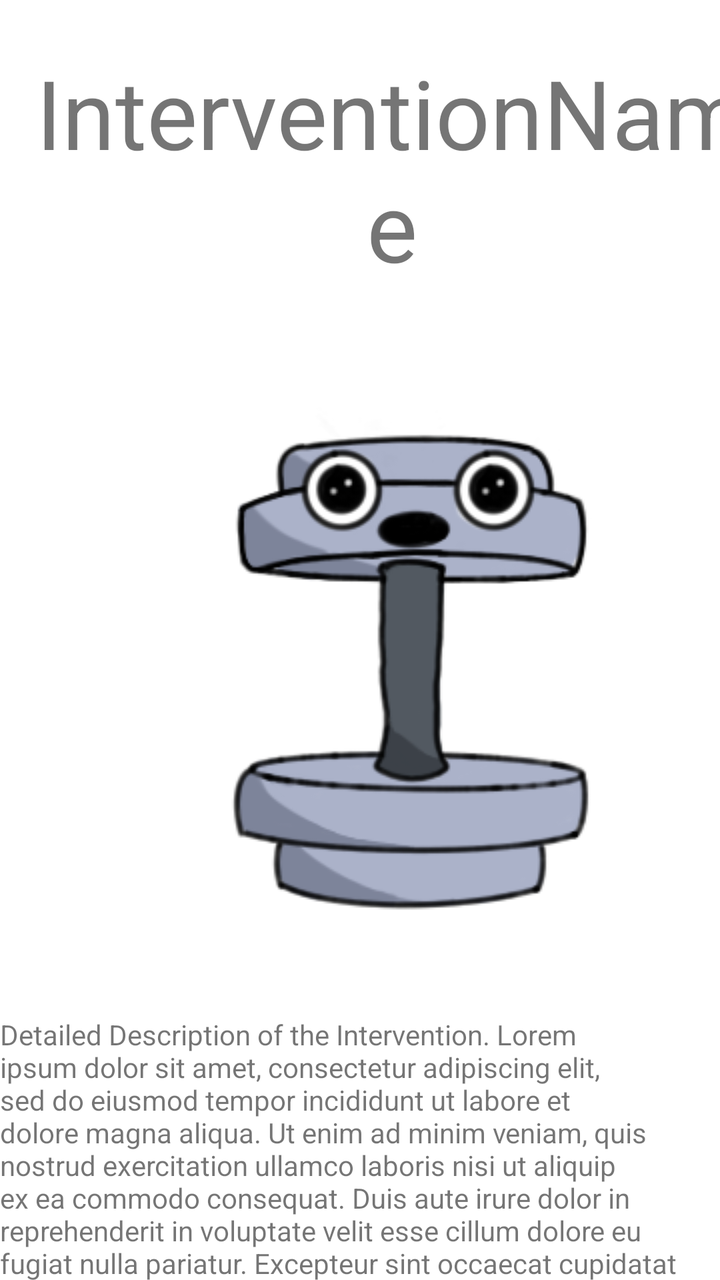
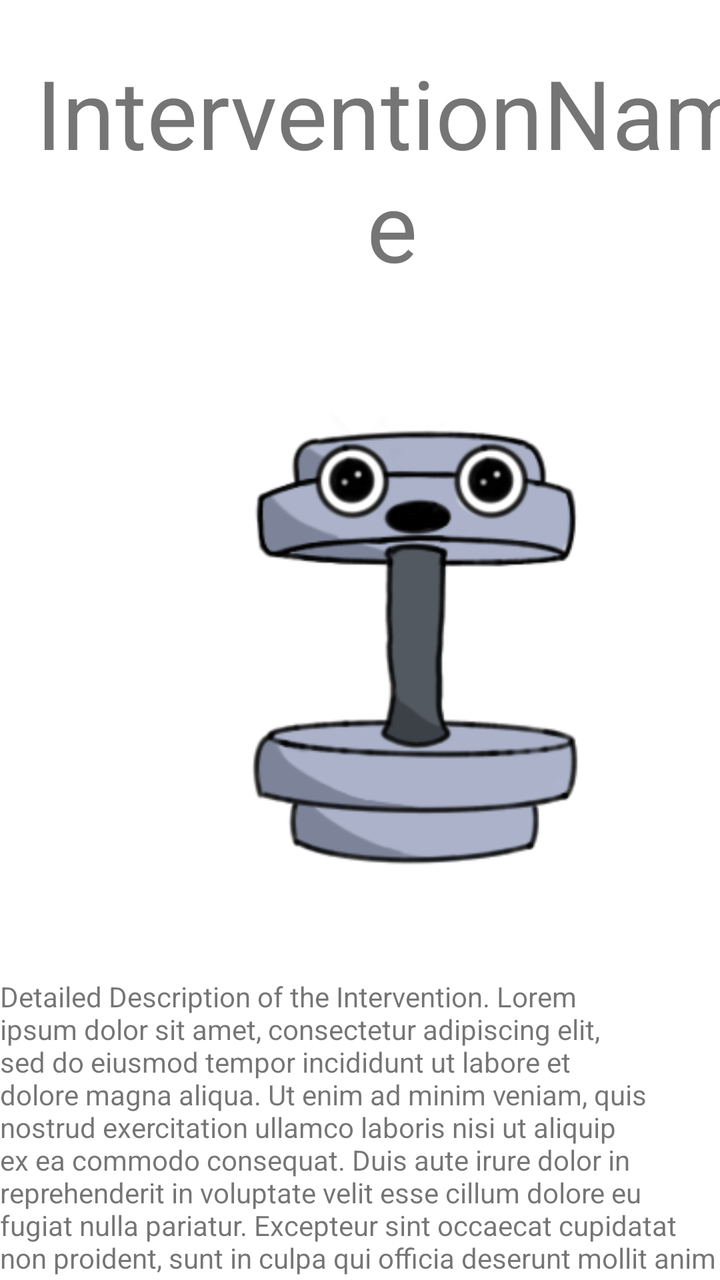

Before-and-after screenshots of an Android layout around one commit, followed by the original layout XML and the change that was made.
<!-- AndroidManifest.xml: application theme Theme.SELab23B02 -->
<!-- res/layout/fragment_single_intervention.xml -->
<?xml version="1.0" encoding="utf-8"?>
<LinearLayout xmlns:android="http://schemas.android.com/apk/res/android"
    xmlns:app="http://schemas.android.com/apk/res-auto"
    xmlns:tools="http://schemas.android.com/tools"
    android:layout_width="match_parent"
    android:layout_height="match_parent">

    <androidx.constraintlayout.widget.ConstraintLayout
        android:layout_width="match_parent"
        android:layout_height="match_parent"
        android:layout_weight="1">

        <ScrollView
            android:id="@+id/scrollview"
            android:layout_width="wrap_content"
            android:layout_height="wrap_content"
            android:layout_marginStart="16dp"
            android:layout_marginTop="24dp"
            app:layout_constraintStart_toStartOf="parent"
            app:layout_constraintTop_toTopOf="parent">

            <TextView
                android:id="@+id/textView3"
                android:layout_width="wrap_content"
                android:layout_height="wrap_content"
                android:text="InterventionName"
                android:textAlignment="center"
                android:textSize="48sp" />
        </ScrollView>

        <TextView
            android:id="@+id/textView4"
            android:layout_width="wrap_content"
            android:layout_height="wrap_content"
            android:layout_marginTop="28dp"
            android:text="Detailed Description of the Intervention. Lorem ipsum dolor sit amet, consectetur adipiscing elit, sed do eiusmod tempor incididunt ut labore et dolore magna aliqua. Ut enim ad minim veniam, quis nostrud exercitation ullamco laboris nisi ut aliquip ex ea commodo consequat. Duis aute irure dolor in reprehenderit in voluptate velit esse cillum dolore eu fugiat nulla pariatur. Excepteur sint occaecat cupidatat non proident, sunt in culpa qui officia deserunt mollit anim id est laborum."
            app:layout_constraintStart_toStartOf="parent"
            app:layout_constraintTop_toBottomOf="@+id/imageView2" />

        <Button
            android:id="@+id/buttonComplete"
            android:layout_width="wrap_content"
            android:layout_height="wrap_content"
            android:layout_marginStart="144dp"
            android:layout_marginTop="44dp"
            android:onClick="interventionComplete"
            android:text="Complete!"
            app:layout_constraintStart_toStartOf="parent"
            app:layout_constraintTop_toBottomOf="@+id/textView4" />

        <ImageView
            android:id="@+id/imageView2"
            android:layout_width="wrap_content"
            android:layout_height="wrap_content"
            android:layout_marginStart="92dp"
            android:layout_marginTop="28dp"
            android:layout_weight="1"
            android:src="@drawable/little_being"
            app:layout_constraintStart_toStartOf="parent"
            app:layout_constraintTop_toBottomOf="@+id/scrollview" />

    </androidx.constraintlayout.widget.ConstraintLayout>

</LinearLayout>
<!-- resources referenced by this layout -->
<resources>
  <!-- drawable little_being: png bitmap (drawable, 34373 bytes) -->
  <style name="Theme.SELab23B02" parent="Theme.MaterialComponents.DayNight.DarkActionBar">
          
          <item name="colorPrimary">@color/accent_color</item>
          <item name="colorPrimaryVariant">@color/accent_color</item>
          <item name="colorOnPrimary">@color/white</item>
          
          <item name="colorSecondary">@color/teal_200</item>
          <item name="colorSecondaryVariant">@color/teal_700</item>
          <item name="colorOnSecondary">@color/black</item>
          
          <item name="android:statusBarColor">?attr/colorPrimaryVariant</item>
          
      </style>
  <color name="accent_color">#516395</color>
  <color name="white">#FFFFFFFF</color>
  <color name="teal_200">#FF03DAC5</color>
  <color name="teal_700">#FF018786</color>
  <color name="black">#FF000000</color>
</resources>

<!-- the commit's change to res/layout/fragment_single_intervention.xml (unified diff, before → after) -->
@@ -32,7 +32,7 @@
             android:id="@+id/textView4"
             android:layout_width="wrap_content"
             android:layout_height="wrap_content"
-            android:layout_marginTop="28dp"
+            android:layout_marginTop="24dp"
             android:text="Detailed Description of the Intervention. Lorem ipsum dolor sit amet, consectetur adipiscing elit, sed do eiusmod tempor incididunt ut labore et dolore magna aliqua. Ut enim ad minim veniam, quis nostrud exercitation ullamco laboris nisi ut aliquip ex ea commodo consequat. Duis aute irure dolor in reprehenderit in voluptate velit esse cillum dolore eu fugiat nulla pariatur. Excepteur sint occaecat cupidatat non proident, sunt in culpa qui officia deserunt mollit anim id est laborum."
             app:layout_constraintStart_toStartOf="parent"
             app:layout_constraintTop_toBottomOf="@+id/imageView2" />
@@ -42,7 +42,7 @@
             android:layout_width="wrap_content"
             android:layout_height="wrap_content"
             android:layout_marginStart="144dp"
-            android:layout_marginTop="44dp"
+            android:layout_marginTop="22dp"
             android:onClick="interventionComplete"
             android:text="Complete!"
             app:layout_constraintStart_toStartOf="parent"
@@ -50,10 +50,10 @@
 
         <ImageView
             android:id="@+id/imageView2"
-            android:layout_width="wrap_content"
-            android:layout_height="wrap_content"
-            android:layout_marginStart="92dp"
-            android:layout_marginTop="28dp"
+            android:layout_width="201dp"
+            android:layout_height="300dp"
+            android:layout_marginStart="104dp"
+            android:layout_marginTop="20dp"
             android:layout_weight="1"
             android:src="@drawable/little_being"
             app:layout_constraintStart_toStartOf="parent"
